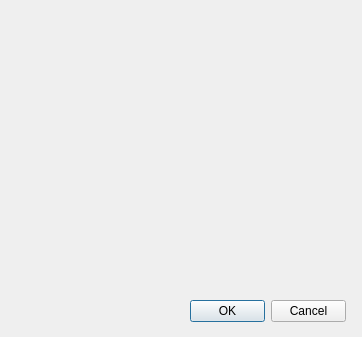
The window that SoftwareProManagement/daily.ui (crawler-john/graduationProject) describes before a commit, drawn with Qt 5.
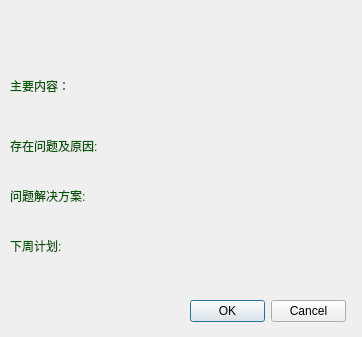
The same window after the commit. Icons and pictures are not drawn.

Diff of the .ui file:
```diff
--- a/SoftwareProManagement/daily.ui
+++ b/SoftwareProManagement/daily.ui
@@ -34,6 +34,136 @@
     <set>QDialogButtonBox::Cancel|QDialogButtonBox::Ok</set>
    </property>
   </widget>
+  <widget class="QLabel" name="label">
+   <property name="geometry">
+    <rect>
+     <x>10</x>
+     <y>70</y>
+     <width>91</width>
+     <height>31</height>
+    </rect>
+   </property>
+   <property name="styleSheet">
+    <string notr="true">font: 75 14pt &quot;黑体&quot;;
+color:rgb(0, 85, 0);</string>
+   </property>
+   <property name="text">
+    <string>主要内容：</string>
+   </property>
+  </widget>
+  <widget class="QTextEdit" name="content">
+   <property name="geometry">
+    <rect>
+     <x>130</x>
+     <y>60</y>
+     <width>221</width>
+     <height>61</height>
+    </rect>
+   </property>
+   <property name="styleSheet">
+    <string notr="true">QTextEdit#content{
+	background:transparent;
+}  
+     
+</string>
+   </property>
+  </widget>
+  <widget class="QLabel" name="label_2">
+   <property name="geometry">
+    <rect>
+     <x>10</x>
+     <y>130</y>
+     <width>121</width>
+     <height>31</height>
+    </rect>
+   </property>
+   <property name="styleSheet">
+    <string notr="true">font: 75 12pt &quot;黑体&quot;;
+color:rgb(0, 85, 0);</string>
+   </property>
+   <property name="text">
+    <string>存在问题及原因:</string>
+   </property>
+  </widget>
+  <widget class="QTextEdit" name="problem">
+   <property name="geometry">
+    <rect>
+     <x>130</x>
+     <y>130</y>
+     <width>221</width>
+     <height>41</height>
+    </rect>
+   </property>
+   <property name="styleSheet">
+    <string notr="true">QTextEdit#problem{
+	background:transparent;
+}  </string>
+   </property>
+  </widget>
+  <widget class="QLabel" name="label_3">
+   <property name="geometry">
+    <rect>
+     <x>10</x>
+     <y>180</y>
+     <width>121</width>
+     <height>31</height>
+    </rect>
+   </property>
+   <property name="styleSheet">
+    <string notr="true">font: 75 12pt &quot;黑体&quot;;
+color:rgb(0, 85, 0);</string>
+   </property>
+   <property name="text">
+    <string>问题解决方案:</string>
+   </property>
+  </widget>
+  <widget class="QTextEdit" name="solution">
+   <property name="geometry">
+    <rect>
+     <x>130</x>
+     <y>180</y>
+     <width>221</width>
+     <height>41</height>
+    </rect>
+   </property>
+   <property name="styleSheet">
+    <string notr="true">QTextEdit#solution{
+	background:transparent;
+}  </string>
+   </property>
+  </widget>
+  <widget class="QLabel" name="label_4">
+   <property name="geometry">
+    <rect>
+     <x>10</x>
+     <y>230</y>
+     <width>121</width>
+     <height>31</height>
+    </rect>
+   </property>
+   <property name="styleSheet">
+    <string notr="true">font: 75 12pt &quot;黑体&quot;;
+color:rgb(0, 85, 0);</string>
+   </property>
+   <property name="text">
+    <string>下周计划:</string>
+   </property>
+  </widget>
+  <widget class="QTextEdit" name="plan">
+   <property name="geometry">
+    <rect>
+     <x>130</x>
+     <y>230</y>
+     <width>221</width>
+     <height>41</height>
+    </rect>
+   </property>
+   <property name="styleSheet">
+    <string notr="true">QTextEdit#plan{
+	background:transparent;
+}  </string>
+   </property>
+  </widget>
  </widget>
  <tabstops>
   <tabstop>buttonBox</tabstop>
```
